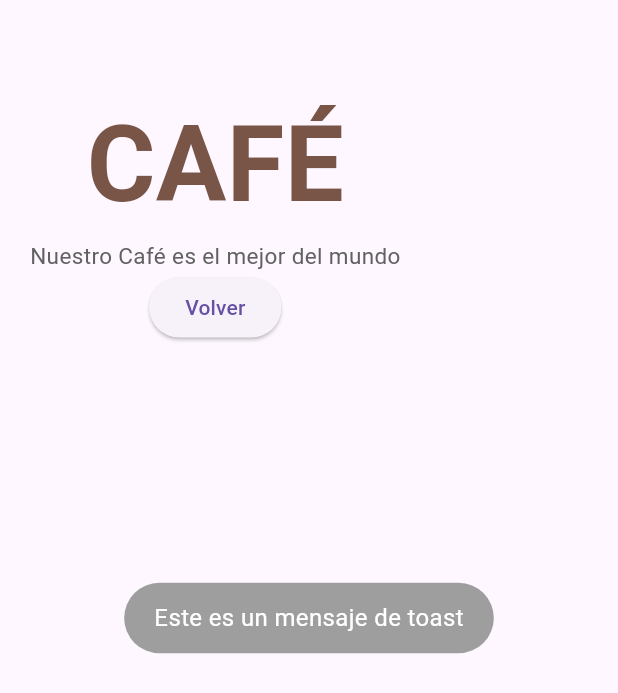
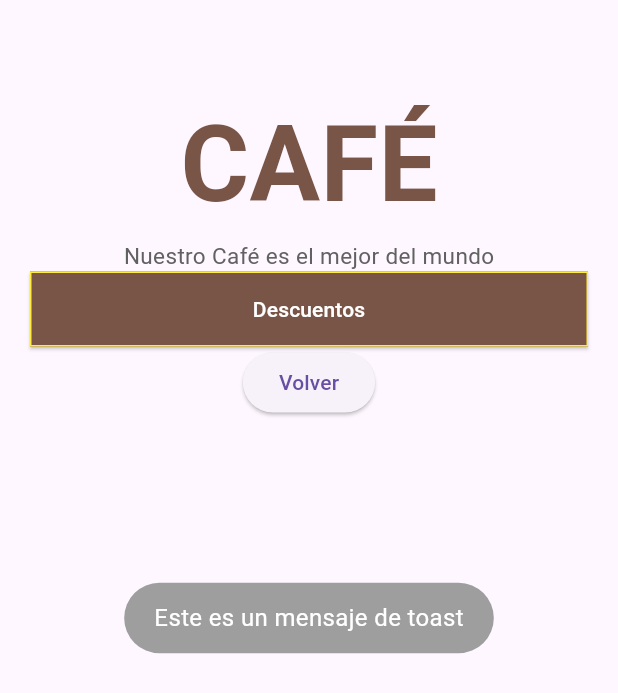
Before and after one commit to mrendyg/login_app_flutter, a Flutter app: the screen it shows after launch, after a tap on "Iniciar sesión", after a tap on "Entrar", on a phone screen of 412 x 824 dp. Shown: the top 693 px of the screen. Run offline on Flutter 3.47's test engine with Material 3 defaults, Android fonts, the phone set to English and light mode, and no system bars; our stand-ins replace firebase_core, fluttertoast; accounts and stored records are empty.

Commit message:
Home page avances 1

```diff
--- a/lib/home_page.dart
+++ b/lib/home_page.dart
@@ -1,4 +1,5 @@
 import 'package:flutter/material.dart';
+import 'package:login_app_flutter/main.dart';
 
 
 class HomePage extends StatelessWidget {
@@ -33,7 +34,25 @@ class HomePage extends StatelessWidget {
                         color: Colors.grey.shade700,
                       ),
                     ),
-                    ElevatedButton(onPressed: () {}, child: const Text('Volver'))
+                    ElevatedButton(onPressed: (){},
+                      style: ElevatedButton.styleFrom(
+
+                        backgroundColor: Colors.brown,
+                        foregroundColor: Colors.white,
+                        side: const BorderSide(color: Colors.yellow),
+                        shape: RoundedRectangleBorder(
+                          borderRadius: BorderRadius.circular(0), // Establece el radio de borde a cero para hacerlo cuadrado
+                        ),
+                        minimumSize: const Size(double.infinity, 50),
+                      ),
+                      child: const Text('Descuentos'),
+                    ),
+                    ElevatedButton(onPressed: () {
+                      Navigator.push(
+                        context, MaterialPageRoute(builder: (context) => const MyApp())
+                      );
+                    }, child: const Text('Volver')
+                    ),
                   ]
 
                 )
```
